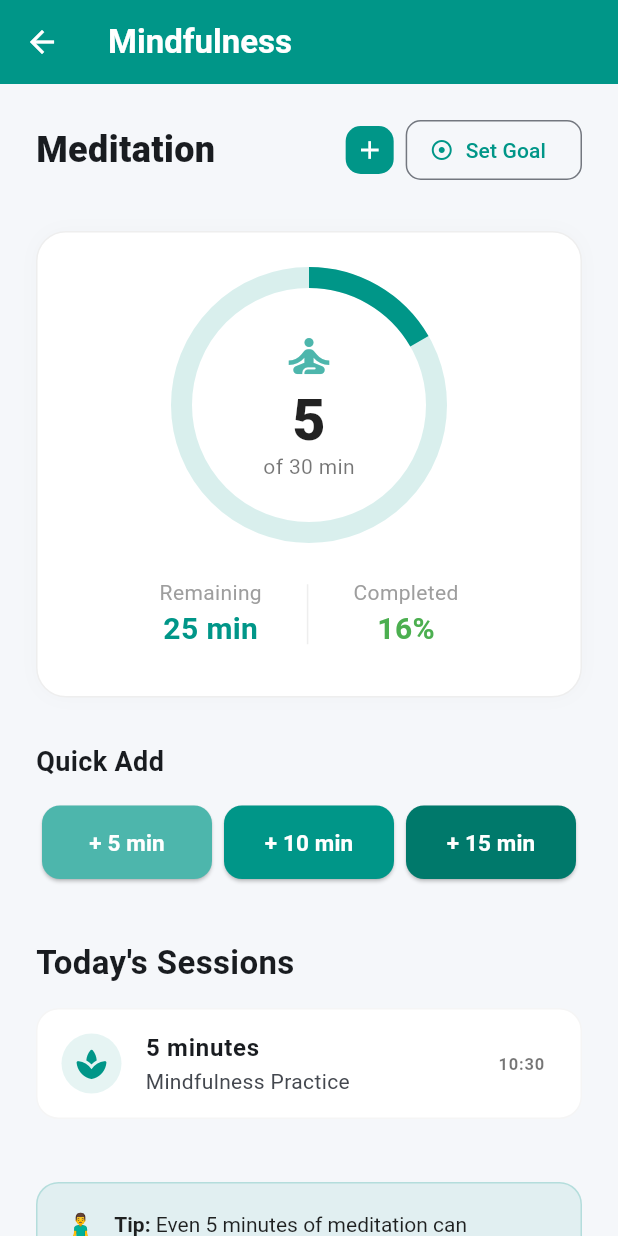
After one commit to Razvannb/OmniFit, a Flutter app: the MeditationScreen screen opened directly, after a tap on "+ 5 min", on a phone screen of 412 x 824 dp. The commit adds this screen. Run offline on Flutter 3.47's test engine with Material 3 defaults, Android fonts, the phone set to English and light mode, and no system bars; our stand-ins replace camera, go_router; missing offline and left inert: google_mlkit_pose_detection, mysql1.

Commit message:
meditation screen

```diff
--- a/omnifit_frontend/lib/screens/dashboard_screen.dart
+++ b/omnifit_frontend/lib/screens/dashboard_screen.dart
@@ -24,7 +24,7 @@ class DashboardScreen extends StatelessWidget {
         backgroundColor: Colors.white,
         elevation: 0,
         foregroundColor: const Color.fromARGB(221, 0, 0, 0),
-         actions: [
+        actions: [
           IconButton(
             icon: const Icon(Icons.account_circle_outlined, size: 28),
             onPressed: () {
--- /dev/null
+++ b/omnifit_frontend/lib/screens/meditation_screen.dart
@@ -0,0 +1,524 @@
+import 'package:flutter/material.dart';
+import 'package:intl/intl.dart';
+
+//  DATA MODELS
+// Model representing a single meditation session
+class MeditationSession {
+  final String id; // Unique identifier for the session
+  final int minutes; // Duration of the meditation in minutes
+  final String
+  time; // Formatted string of when the session was logged (e.g., "14:30")
+
+  MeditationSession({required this.minutes, required this.time})
+    : id = UniqueKey()
+          .toString(); // Automatically generate a unique key upon creation
+}
+
+//  MAIN SCREEN
+class MeditationScreen extends StatefulWidget {
+  // Constructor
+  const MeditationScreen({super.key});
+
+  @override
+  State<MeditationScreen> createState() => _MeditationScreenState();
+}
+
+class _MeditationScreenState extends State<MeditationScreen> {
+  //  STATE VARIABLES
+  int _dailyGoalMinutes = 30; // Default daily goal: 30 minutes
+  final List<MeditationSession> _todaySessions =
+      []; // List to store all sessions logged today
+
+  // Calculate total minutes meditated today by summing up the duration of all sessions
+  int get _totalMinutesToday =>
+      _todaySessions.fold(0, (sum, session) => sum + session.minutes);
+
+  // Calculate the remaining minutes needed to reach the daily goal
+  int get _minutesRemaining => _dailyGoalMinutes - _totalMinutesToday;
+
+  // Method to log a new meditation session and update the UI
+  void _addMeditationSession(int minutes) {
+    setState(() {
+      final now = DateTime.now(); // Get current timestamp
+      final timeString = DateFormat(
+        'HH:mm',
+      ).format(now); // Format timestamp to HH:mm
+
+      // Add the new session to the beginning of the list so it appears at the top
+      _todaySessions.insert(
+        0,
+        MeditationSession(minutes: minutes, time: timeString),
+      );
+    });
+  }
+
+  // Show a dialog popup allowing the user to change their daily meditation goal
+  void _showSetGoalDialog() {
+    final TextEditingController goalController = TextEditingController(
+      text: _dailyGoalMinutes.toString(), // Pre-fill with current goal
+    );
+
+    showDialog(
+      context: context,
+      builder: (context) {
+        return AlertDialog(
+          shape: RoundedRectangleBorder(
+            borderRadius: BorderRadius.circular(20),
+          ),
+          title: const Text(
+            'Set Daily Goal',
+            style: TextStyle(fontWeight: FontWeight.bold),
+          ),
+          content: TextField(
+            controller: goalController,
+            keyboardType: TextInputType.number, // Ensure numeric keyboard
+            decoration: const InputDecoration(
+              labelText: 'Target (minutes)',
+              suffixText: 'min',
+              border: OutlineInputBorder(),
+            ),
+          ),
+          actions: [
+            // Cancel button
+            TextButton(
+              onPressed: () => Navigator.pop(context),
+              child: const Text('Cancel', style: TextStyle(color: Colors.grey)),
+            ),
+            // Save button
+            ElevatedButton(
+              onPressed: () {
+                final newGoal = int.tryParse(goalController.text);
+                // Validate input: update goal only if it's a positive number
+                if (newGoal != null && newGoal > 0) {
+                  setState(() {
+                    _dailyGoalMinutes = newGoal;
+                  });
+                }
+                Navigator.pop(context); // Close the dialog
+              },
+              style: ElevatedButton.styleFrom(
+                backgroundColor: Colors.teal, // Calming teal color
+              ),
+              child: const Text('Save', style: TextStyle(color: Colors.white)),
+            ),
+          ],
+        );
+      },
+    );
+  }
+
+  // Method to show a dialog allowing the user to add a custom session duration
+  void _showCustomAddDialog() {
+    final TextEditingController minutesController = TextEditingController();
+
+    showDialog(
+      context: context,
+      builder: (context) {
+        return AlertDialog(
+          shape: RoundedRectangleBorder(
+            borderRadius: BorderRadius.circular(20),
+          ),
+          title: const Text(
+            'Add Session',
+            style: TextStyle(fontWeight: FontWeight.bold),
+          ),
+          content: TextField(
+            controller: minutesController,
+            keyboardType: TextInputType.number, // Ensure numeric keyboard
+            decoration: const InputDecoration(
+              labelText: 'Duration (minutes)',
+              border: OutlineInputBorder(),
+            ),
+          ),
+          actions: [
+            // Cancel button
+            TextButton(
+              onPressed: () => Navigator.pop(context),
+              child: const Text('Cancel', style: TextStyle(color: Colors.grey)),
+            ),
+            // Add button
+            ElevatedButton(
+              onPressed: () {
+                final mins = int.tryParse(minutesController.text);
+                // Validate input: log session only if it's a positive number
+                if (mins != null && mins > 0) {
+                  _addMeditationSession(mins);
+                }
+                Navigator.pop(context); // Close the dialog
+              },
+              style: ElevatedButton.styleFrom(backgroundColor: Colors.teal),
+              child: const Text('Add', style: TextStyle(color: Colors.white)),
+            ),
+          ],
+        );
+      },
+    );
+  }
+
+  @override
+  Widget build(BuildContext context) {
+    // Calculate the progress ratio (between 0.0 and 1.0) for the circular indicator
+    double progress = _totalMinutesToday / _dailyGoalMinutes;
+    if (progress > 1.0) progress = 1.0; // Cap visual progress at 100%
+
+    // Check if the user has exceeded their daily goal
+    bool isExceeded = _minutesRemaining < 0;
+
+    return Scaffold(
+      backgroundColor: const Color(0xFFF5F7FA), // Light greyish-blue background
+      appBar: AppBar(
+        title: const Text(
+          'Mindfulness',
+          style: TextStyle(fontWeight: FontWeight.bold),
+        ),
+        backgroundColor: Colors.teal, // Calming primary color
+        foregroundColor: Colors.white,
+        elevation: 0, // Flat app bar
+      ),
+      body: SingleChildScrollView(
+        physics: const BouncingScrollPhysics(),
+        padding: const EdgeInsets.symmetric(horizontal: 24.0, vertical: 20.0),
+        child: Column(
+          crossAxisAlignment: CrossAxisAlignment.start,
+          children: [
+            //  HEADER ROW: Title and Action Buttons
+            Row(
+              mainAxisAlignment: MainAxisAlignment.spaceBetween,
+              children: [
+                const Text(
+                  'Meditation',
+                  style: TextStyle(fontSize: 24, fontWeight: FontWeight.w900),
+                ),
+                // Button group: Custom Add (+) and Set Goal
+                Row(
+                  children: [
+                    // Square '+' Button (Custom Add)
+                    SizedBox(
+                      width: 32,
+                      height: 32,
+                      child: Container(
+                        decoration: BoxDecoration(
+                          color: Colors.teal, // Teal button background
+                          borderRadius: BorderRadius.circular(
+                            10,
+                          ), // Rounded corners
+                        ),
+                        child: IconButton(
+                          onPressed:
+                              _showCustomAddDialog, // Opens custom add dialog
+                          icon: const Icon(Icons.add, size: 20),
+                          color: Colors.white,
+                          padding: EdgeInsets
+                              .zero, // Important for perfect centering in small box
+                          constraints:
+                              const BoxConstraints(), // Removes default flutter margins
+                        ),
+                      ),
+                    ),
+                    const SizedBox(width: 8), // Spacing between buttons
+                    // 'Set Goal' Outlined Button
+                    OutlinedButton.icon(
+                      onPressed: _showSetGoalDialog,
+                      icon: const Icon(
+                        Icons.adjust,
+                        size: 16,
+                        color: Colors.teal, // Teal icon
+                      ),
+                      label: const Text(
+                        'Set Goal',
+                        style: TextStyle(color: Colors.teal), // Teal text
+                      ),
+                      style: OutlinedButton.styleFrom(
+                        shape: RoundedRectangleBorder(
+                          borderRadius: BorderRadius.circular(
+                            10,
+                          ), // Rounded corners
+                        ),
+                      ),
+                    ),
+                  ],
+                ),
+              ],
+            ),
+            const SizedBox(height: 30),
+
+            //  MAIN PROGRESS CIRCLE CARD
+            Container(
+              width: double.infinity,
+              padding: const EdgeInsets.symmetric(vertical: 30),
+              decoration: BoxDecoration(
+                color: Colors.white,
+                borderRadius: BorderRadius.circular(20),
+                border: Border.all(color: Colors.grey.shade200),
+                boxShadow: [
+                  BoxShadow(
+                    color: Colors.black.withValues(
+                      alpha: 0.02,
+                    ), // Subtle shadow
+                    blurRadius: 10,
+                  ),
+                ],
+              ),
+              child: Column(
+                children: [
+                  // Circular Progress Indicator Container
+                  SizedBox(
+                    height: 170,
+                    width: 170,
+                    child: Stack(
+                      fit: StackFit.expand,
+                      children: [
+                        // The actual circular progress bar
+                        CircularProgressIndicator(
+                          value: progress,
+                          strokeWidth: 14,
+                          backgroundColor: Colors.teal.withValues(
+                            alpha: 0.15,
+                          ), // Faded teal track
+                          valueColor: AlwaysStoppedAnimation<Color>(
+                            // Change color to purple if goal is exceeded, else keep teal
+                            isExceeded ? Colors.deepPurpleAccent : Colors.teal,
+                          ),
+                        ),
+                        // Data displayed inside the circle
+                        Center(
+                          child: Column(
+                            mainAxisAlignment: MainAxisAlignment.center,
+                            children: [
+                              Icon(
+                                Icons.self_improvement, // Meditation icon
+                                color: Colors.teal.shade300,
+                                size: 36,
+                              ),
+                              const SizedBox(height: 4),
+                              // Total minutes achieved
+                              Text(
+                                '$_totalMinutesToday',
+                                style: const TextStyle(
+                                  fontSize: 38,
+                                  fontWeight: FontWeight.w900,
+                                  color: Colors.black87,
+                                  height: 1.1,
+                                ),
+                              ),
+                              // Daily Goal text
+                              Text(
+                                'of $_dailyGoalMinutes min',
+                                style: const TextStyle(
+                                  fontSize: 14,
+                                  color: Colors.black54,
+                                ),
+                              ),
+                            ],
+                          ),
+                        ),
+                      ],
+                    ),
+                  ),
+                  const SizedBox(height: 30),
+                  // Statistics below the circle (Remaining/Extra | Completed %)
+                  Row(
+                    mainAxisAlignment: MainAxisAlignment.center,
+                    children: [
+                      // Remaining or Extra minutes
+                      _buildMiniStat(
+                        isExceeded ? 'Extra' : 'Remaining',
+                        '${_minutesRemaining.abs()} min',
+                        isExceeded ? Colors.deepPurpleAccent : Colors.teal,
+                      ),
+                      // Vertical divider line
+                      Container(
+                        width: 1,
+                        height: 40,
+                        color: Colors.grey.shade200,
+                        margin: const EdgeInsets.symmetric(horizontal: 30),
+                      ),
+                      // Completion Percentage
+                      _buildMiniStat(
+                        'Completed',
+                        '${(progress * 100).toInt()}%',
+                        Colors.green,
+                      ),
+                    ],
+                  ),
+                ],
+              ),
+            ),
+            const SizedBox(height: 30),
+
+            //  QUICK ACTION BUTTONS
+            const Text(
+              'Quick Add',
+              style: TextStyle(fontSize: 18, fontWeight: FontWeight.bold),
+            ),
+            const SizedBox(height: 16),
+            // Row of preset duration buttons
+            Row(
+              mainAxisAlignment: MainAxisAlignment.spaceBetween,
+              children: [
+                _buildQuickAddButton('+ 5 min', 5, Colors.teal.shade300),
+                _buildQuickAddButton('+ 10 min', 10, Colors.teal.shade500),
+                _buildQuickAddButton('+ 15 min', 15, Colors.teal.shade700),
+              ],
+            ),
+
+            const SizedBox(height: 40),
+
+            //  HISTORY SECTION
+            const Text(
+              "Today's Sessions",
+              style: TextStyle(fontSize: 22, fontWeight: FontWeight.bold),
+            ),
+            const SizedBox(height: 15),
+            // Show message if no sessions are logged yet
+            if (_todaySessions.isEmpty)
+              const Text(
+                "Take a deep breath. No sessions logged yet today! 🧘‍♀️",
+                style: TextStyle(color: Colors.black54, fontSize: 15),
+              )
+            // Render the list of sessions
+            else
+              ListView.builder(
+                shrinkWrap: true, // Prevents layout errors inside ScrollView
+                physics:
+                    const NeverScrollableScrollPhysics(), // Scroll handled by parent
+                itemCount: _todaySessions.length,
+                itemBuilder: (context, index) {
+                  final session = _todaySessions[index];
+                  return Container(
+                    margin: const EdgeInsets.only(bottom: 12),
+                    decoration: BoxDecoration(
+                      color: Colors.white,
+                      borderRadius: BorderRadius.circular(15),
+                      border: Border.all(color: Colors.grey.shade100),
+                    ),
+                    child: ListTile(
+                      // Circular icon for each list item
+                      leading: Container(
+                        padding: const EdgeInsets.all(8),
+                        decoration: BoxDecoration(
+                          color: Colors.teal.withValues(alpha: 0.1),
+                          shape: BoxShape.circle,
+                        ),
+                        child: const Icon(
+                          Icons.spa_rounded,
+                          color: Colors.teal,
+                        ),
+                      ),
+                      // Session duration
+                      title: Text(
+                        "${session.minutes} minutes",
+                        style: const TextStyle(fontWeight: FontWeight.bold),
+                      ),
+                      // Subtitle text
+                      subtitle: const Text("Mindfulness Practice"),
+                      // Timestamp of the session
+                      trailing: Text(
+                        session.time,
+                        style: const TextStyle(
+                          color: Colors.black54,
+                          fontWeight: FontWeight.w600,
+                        ),
+                      ),
+                    ),
+                  );
+                },
+              ),
+
+            //  TIP BOX
+            _buildTipBox(),
+
+            const SizedBox(height: 40), // Bottom padding
+          ],
+        ),
+      ),
+    );
+  }
+
+  // Helper Widget: Builds the Quick Add buttons (+5, +10, +15)
+  Widget _buildQuickAddButton(String label, int minutes, Color color) {
+    return Expanded(
+      child: Padding(
+        padding: const EdgeInsets.symmetric(horizontal: 4.0),
+        child: ElevatedButton(
+          onPressed: () =>
+              _addMeditationSession(minutes), // Logs session on tap
+          style: ElevatedButton.styleFrom(
+            backgroundColor: color,
+            padding: const EdgeInsets.symmetric(vertical: 14),
+            shape: RoundedRectangleBorder(
+              borderRadius: BorderRadius.circular(12),
+            ),
+            elevation: 1,
+          ),
+          child: Text(
+            label,
+            style: const TextStyle(
+              fontSize: 15,
+              fontWeight: FontWeight.bold,
+              color: Colors.white,
+            ),
+          ),
+        ),
+      ),
+    );
+  }
+
+  // Helper Widget: Statistics below the circle (Remaining/Completed)
+  Widget _buildMiniStat(String label, String value, Color color) {
+    return Column(
+      children: [
+        Text(label, style: const TextStyle(fontSize: 14, color: Colors.grey)),
+        Text(
+          value,
+          style: TextStyle(
+            fontSize: 20,
+            fontWeight: FontWeight.bold,
+            color: color,
+          ),
+        ),
+      ],
+    );
+  }
+
+  // Helper Widget: Information/Tip box with a light background
+  Widget _buildTipBox() {
+    return Container(
+      margin: const EdgeInsets.only(top: 30),
+      padding: const EdgeInsets.all(16),
+      decoration: BoxDecoration(
+        color: Colors.teal.withValues(alpha: 0.08), // Light teal background
+        borderRadius: BorderRadius.circular(15),
+        border: Border.all(color: Colors.teal.withValues(alpha: 0.2)),
+      ),
+      child: Row(
+        crossAxisAlignment: CrossAxisAlignment.start,
+        children: [
+          const Text('🧘‍♂️', style: TextStyle(fontSize: 20)),
+          const SizedBox(width: 10),
+          Expanded(
+            child: RichText(
+              text: const TextSpan(
+                style: TextStyle(
+                  fontSize: 14,
+                  color: Colors.black87,
+                  height: 1.4,
+                ),
+                children: [
+                  TextSpan(
+                    text: 'Tip: ',
+                    style: TextStyle(fontWeight: FontWeight.bold),
+                  ),
+                  TextSpan(
+                    text:
+                        'Even 5 minutes of meditation can significantly reduce stress and improve your focus throughout the day.',
+                  ),
+                ],
+              ),
+            ),
+          ),
+        ],
+      ),
+    );
+  }
+}
```
